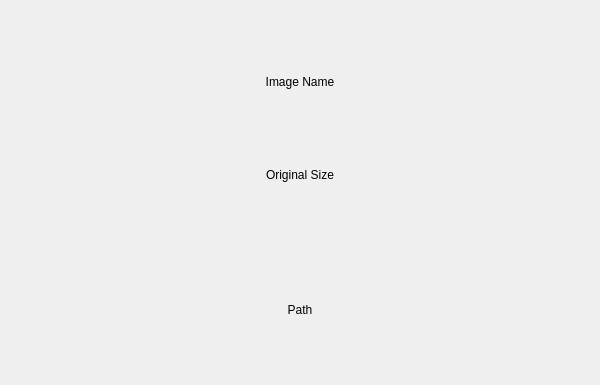
This is src/gui/informationaboutimage.ui in Kubaaa96/DImage as Qt 5 draws it before an edit; both pictures show x 0 to 600 and y 215 to 600 of the 600 by 600 pixel window. The edited form follows.
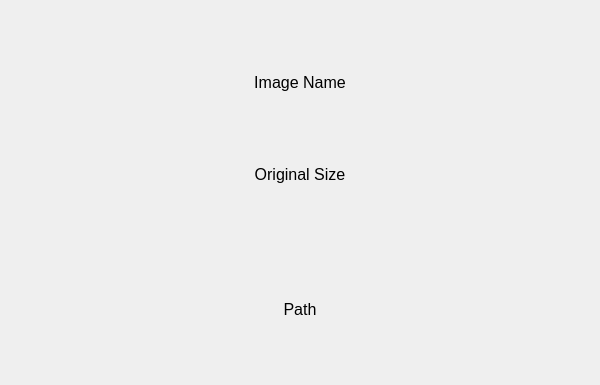
This is the edited form.

Commit message: Improved little bit ImageContainer and image info. Created setupInformation function and separate it from constructor. Small font changes in information about image

Patch:
```diff
--- a/src/gui/informationaboutimage.ui
+++ b/src/gui/informationaboutimage.ui
@@ -26,6 +26,11 @@
    </item>
    <item>
     <widget class="QLabel" name="labelName">
+     <property name="font">
+      <font>
+       <pointsize>12</pointsize>
+      </font>
+     </property>
      <property name="text">
       <string>Image Name</string>
      </property>
@@ -36,6 +41,11 @@
    </item>
    <item>
     <widget class="QLabel" name="labelOriginalSize">
+     <property name="font">
+      <font>
+       <pointsize>12</pointsize>
+      </font>
+     </property>
      <property name="text">
       <string>Original Size</string>
      </property>
@@ -46,6 +56,11 @@
    </item>
    <item>
     <widget class="QLabel" name="labelPath">
+     <property name="font">
+      <font>
+       <pointsize>12</pointsize>
+      </font>
+     </property>
      <property name="text">
       <string>Path</string>
      </property>
```
The commit also changes 4 other files.
